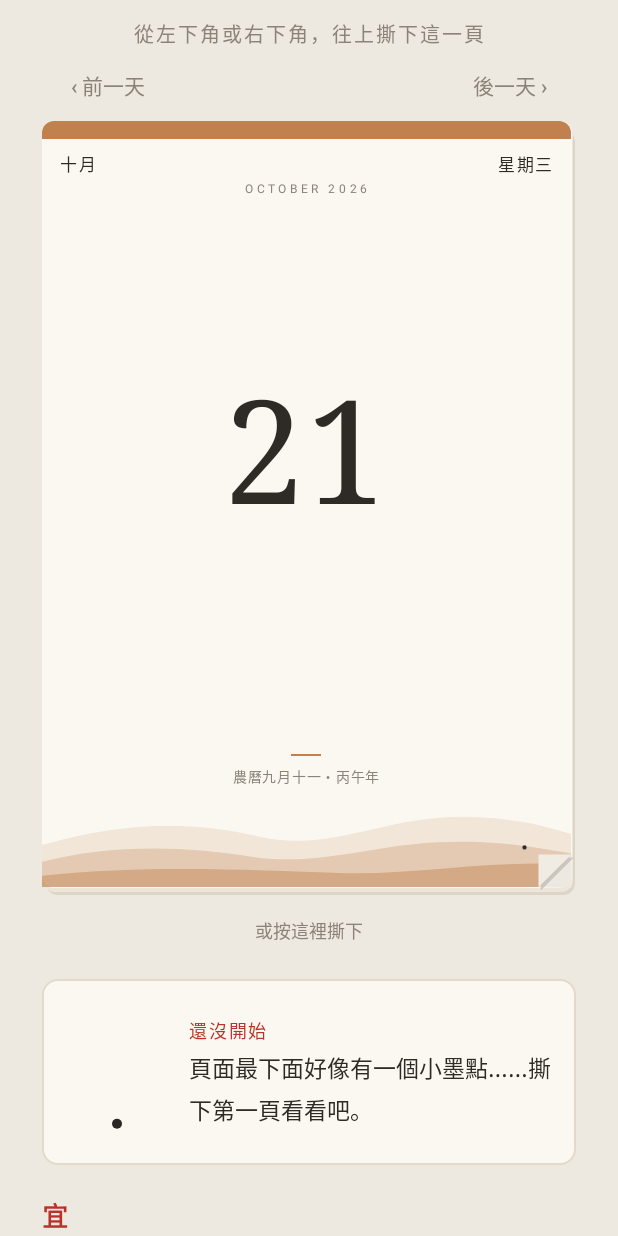
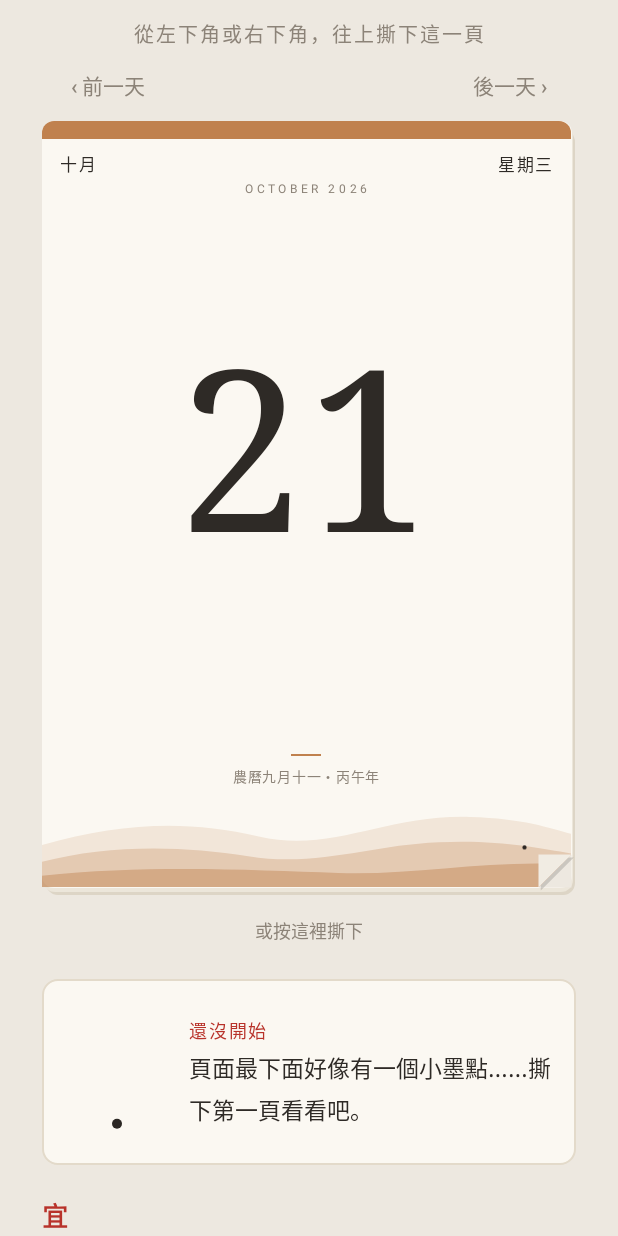
Before and after one commit to patty60723/tearoff-calendar, an Android app: the screen it shows after launch (MainActivity), on a phone screen of 412 x 824 dp. Run offline under Robolectric (Android 15) with nearby library versions, the phone set to English and light mode, and no system bars; libraries missing offline, so code that uses them is left out: com.nlf.calendar; 28 statements that could not run were skipped.

Commit message:
App 裡的大數字放大；橫式小工具的宜只放兩項；截圖用第 14 頁
Co-Authored-By: Claude Opus 5.5 <noreply@anthropic.com>
Claude-Session: https://claude.ai/code/session_0189os12bzXxGRqrd3exnUUH

```diff
--- a/app/src/main/java/com/patty60723/tearoff/PageLayout.kt
+++ b/app/src/main/java/com/patty60723/tearoff/PageLayout.kt
@@ -11,7 +11,7 @@ enum class PageLayout(
     val stickman: Boolean,
 ) {
     COMPACT(R.layout.widget_compact, 100f, 100f, 1, false),
-    WIDE(R.layout.widget_wide, 220f, 100f, 3, true),
+    WIDE(R.layout.widget_wide, 220f, 100f, 2, true),
     TALL(R.layout.widget_tall, 130f, 190f, 2, true);
 
     companion object {
--- a/app/src/main/res/layout/widget_tall.xml
+++ b/app/src/main/res/layout/widget_tall.xml
@@ -132,7 +132,7 @@
                 android:layout_width="match_parent"
                 android:layout_height="0dp"
                 android:layout_weight="1"
-                android:autoSizeMaxTextSize="96sp"
+                android:autoSizeMaxTextSize="150sp"
                 android:autoSizeMinTextSize="40sp"
                 android:autoSizeTextType="uniform"
                 android:fontFamily="serif"
@@ -140,7 +140,7 @@
                 android:includeFontPadding="false"
                 android:maxLines="1"
                 android:textColor="@color/ink"
-                android:textSize="96sp" />
+                android:textSize="150sp" />
             <TextView
                 android:id="@+id/label"
                 android:layout_width="wrap_content"
```
Also changed, not shown: 1 other file.
